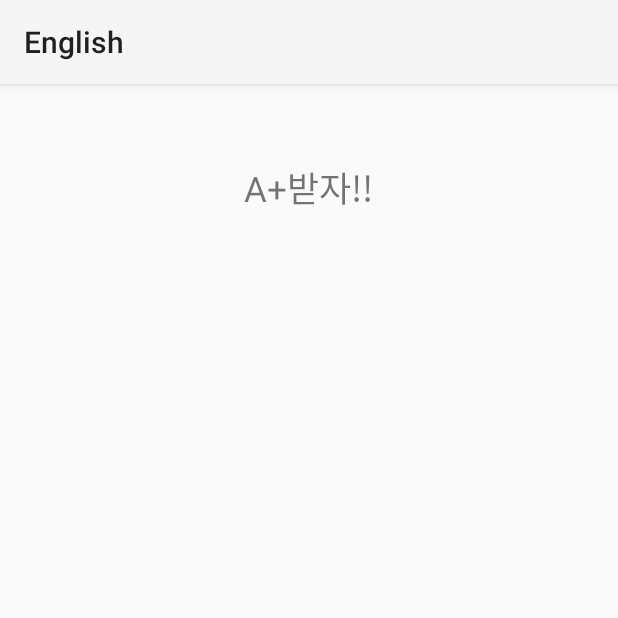
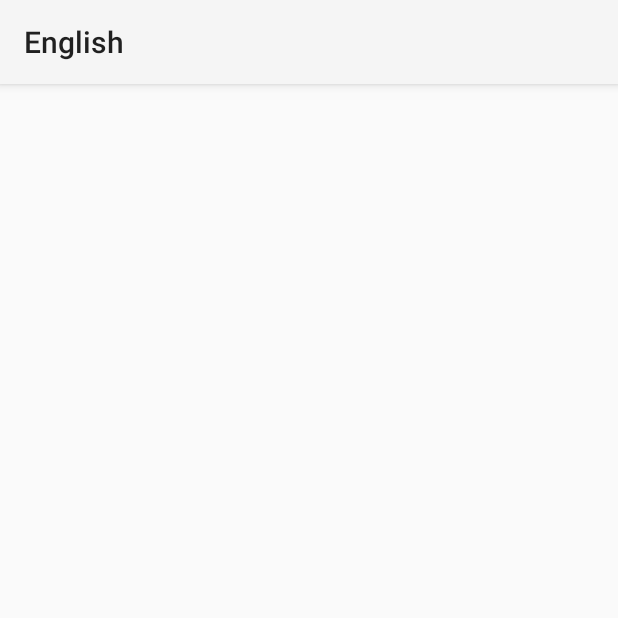
Before and after one commit to jaeryo2357/English-grammar, an Android app: the screen it shows after launch (Loding before the commit, MainActivity after it), on a phone screen of 412 x 824 dp, the top half of it. Run offline under Robolectric (Android 15) with nearby library versions, the light colour scheme and no system bars.

Commit message:
코틀린 추가

```diff
--- a/app/build.gradle
+++ b/app/build.gradle
@@ -1,4 +1,6 @@
 apply plugin: 'com.android.application'
+apply plugin: 'kotlin-android'
+apply plugin: 'kotlin-android-extensions'
 
 android {
     compileSdkVersion 29
@@ -25,4 +27,5 @@ dependencies {
     testImplementation 'junit:junit:4.12'
     androidTestImplementation 'androidx.test.ext:junit:1.1.1'
     androidTestImplementation 'androidx.test.espresso:espresso-core:3.2.0'
+    implementation "org.jetbrains.kotlin:kotlin-stdlib-jdk7:$kotlin_version"
 }
--- /dev/null
+++ b/app/src/main/java/com/english/jaery/myapplication/LoadingActivity.java
@@ -0,0 +1,28 @@
+package com.english.jaery.myapplication;
+
+import androidx.appcompat.app.AppCompatActivity;
+
+import android.content.Intent;
+import android.os.Bundle;
+import android.os.Handler;
+
+public class LoadingActivity extends AppCompatActivity {
+
+
+    @Override
+    protected void onCreate(Bundle savedInstanceState) {
+        super.onCreate(savedInstanceState);
+        setContentView(R.layout.activity_loading);
+
+
+        new Handler().postDelayed(new Runnable() {
+            @Override
+            public void run() {
+              Intent intent =new Intent(LoadingActivity.this,MainActivity.class);
+              startActivity(intent);
+              finish();
+            }
+        },1500);
+
+    }
+}
--- /dev/null
+++ b/app/src/main/java/com/english/jaery/myapplication/MainActivity.kt
@@ -0,0 +1,15 @@
+package com.english.jaery.myapplication
+
+import androidx.appcompat.app.AppCompatActivity
+import android.os.Bundle
+
+class MainActivity : AppCompatActivity() {
+
+    override fun onCreate(savedInstanceState: Bundle?) {
+        super.onCreate(savedInstanceState)
+        setContentView(R.layout.activity_main)
+
+
+
+    }
+}
--- a/app/src/main/java/com/example/jaery/myapplication/DbOpenHelper.java
+++ /dev/null
@@ -1,81 +0,0 @@
-package com.example.jaery.myapplication;
-
-import android.content.Context;
-import android.database.Cursor;
-import android.database.SQLException;
-import android.database.sqlite.SQLiteDatabase;
-import android.database.sqlite.SQLiteOpenHelper;
-
-/**
- * Created by jaery on 2018-05-04.
- */
-
-public class DbOpenHelper {
-
-    private static final String DATABASE_NAME = "Log.db";
-    private static final int DATABASE_VERSION = 1;
-    public static SQLiteDatabase mDB;
-    private DatabaseHelper mDBHelper;
-    private Context mCtx;
-
-    private class DatabaseHelper extends SQLiteOpenHelper {
-
-        // 생성자
-        public DatabaseHelper(Context context, String name,
-                              SQLiteDatabase.CursorFactory factory, int version) {
-            super(context, name, factory, version);
-        }
-
-        // 최초 DB를 만들때 한번만 호출된다.
-        @Override
-        public void onCreate(SQLiteDatabase db) {
-            db.execSQL("CREATE TABLE Log (CHAP INTEGER PRIMARY KEY, IND INTEGER);");
-
-        }
-
-        // 버전이 업데이트 되었을 경우 DB를 다시 만들어 준다.
-        @Override
-        public void onUpgrade(SQLiteDatabase db, int oldVersion, int newVersion) {
-            db.execSQL("DROP TABLE IF EXISTS "+Database.CreateDB._TABLENAME);
-            onCreate(db);
-        }
-
-
-    }
-
-    public DbOpenHelper(Context context){
-        this.mCtx = context;
-    }
-
-    public int find(int chap)
-    {
-        Cursor cursor= mDB.rawQuery("select * from Log",null);
-
-        while(cursor.moveToNext()){
-            if(cursor.getInt(0)==chap)
-                return cursor.getInt(1);
-        }
-        return -1;
-    }
-
-    public void insert(int chap,int ind)
-    {
-       mDB.execSQL("INSERT INTO Log " + "VALUES ("+ chap+","+ind+");");
-    }
-
-    public void Update(int chap,int ind)
-    {
-        mDB.execSQL("UPDATE Log set IND="+ind+" where CHAP="+chap+";");
-    }
-
-    public DbOpenHelper open() throws SQLException {
-        mDBHelper = new DatabaseHelper(mCtx, DATABASE_NAME, null, DATABASE_VERSION);
-        mDB = mDBHelper.getWritableDatabase();
-        return this;
-    }
-
-    public void close(){
-        mDB.close();
-    }
-
-}
--- a/app/src/main/java/com/example/jaery/myapplication/Loding.java
+++ /dev/null
@@ -1,34 +0,0 @@
-package com.example.jaery.myapplication;
-
-import android.content.DialogInterface;
-import android.content.Intent;
-import android.database.Cursor;
-import androidx.appcompat.app.AlertDialog;
-import androidx.appcompat.app.AppCompatActivity;
-import android.os.Bundle;
-import android.view.View;
-import android.widget.AdapterView;
-import android.widget.ArrayAdapter;
-import android.widget.ListView;
-
-public class Loding extends AppCompatActivity {
-
-
-
-    private DbOpenHelper mDbOpenHelper;
-    private Cursor mCursor;//DB접근
-    int chap=1;
-    Intent a;
-    public int index = 0;
-    @Override
-    protected void onCreate(Bundle savedInstanceState) {
-        super.onCreate(savedInstanceState);
-        setContentView(R.layout.activity_loding);
-
-
-        mDbOpenHelper=new DbOpenHelper(this);
-        mDbOpenHelper.open();
-
-
-    }
-}
--- a/app/src/main/res/layout/activity_chap17.xml
+++ b/app/src/main/res/layout/activity_chap17.xml
@@ -4,7 +4,7 @@
     xmlns:tools="http://schemas.android.com/tools"
     android:layout_width="match_parent"
     android:layout_height="match_parent"
-    tools:context="com.example.jaery.myapplication.MainActivity">
+    tools:context="com.english.jaery.myapplication.MainActivity">
 
     <LinearLayout
         android:layout_width="match_parent"
--- a/app/src/main/res/layout/activity_loding.xml
+++ /dev/null
@@ -1,60 +0,0 @@
-<?xml version="1.0" encoding="utf-8"?>
-<RelativeLayout xmlns:android="http://schemas.android.com/apk/res/android"
-    xmlns:app="http://schemas.android.com/apk/res-auto"
-    xmlns:tools="http://schemas.android.com/tools"
-    android:layout_width="match_parent"
-    android:layout_height="match_parent"
-    tools:context="com.example.jaery.myapplication.MainActivity">
-
-    <LinearLayout
-        android:layout_width="match_parent"
-        android:layout_height="match_parent"
-        android:weightSum="1"
-        android:orientation="vertical"
-        >
-
-
-        <LinearLayout
-            android:layout_width="match_parent"
-            android:layout_height="match_parent"
-            android:layout_weight="0.8"
-            android:gravity="center"
-            android:orientation="vertical">
-
-
-            <TextView
-                android:layout_width="wrap_content"
-                android:layout_height="wrap_content"
-                android:layout_marginBottom="15dp"
-                android:text="A+받자!!"
-                android:textSize="23sp"
-                ></TextView>
-
-
-
-
-        </LinearLayout>
-
-        <LinearLayout
-            android:layout_width="match_parent"
-            android:layout_height="match_parent"
-            android:layout_weight="0.4"
-            android:gravity="center"
-            android:orientation="vertical">
-
-            <ListView
-                android:id="@+id/listview1"
-                android:layout_width="match_parent"
-                android:layout_height="match_parent"/>
-
-
-
-
-        </LinearLayout>
-
-
-
-    </LinearLayout>
-
-
-</RelativeLayout>
--- /dev/null
+++ b/app/src/main/res/layout/activity_main.xml
@@ -0,0 +1,9 @@
+<?xml version="1.0" encoding="utf-8"?>
+<androidx.constraintlayout.widget.ConstraintLayout xmlns:android="http://schemas.android.com/apk/res/android"
+    xmlns:app="http://schemas.android.com/apk/res-auto"
+    xmlns:tools="http://schemas.android.com/tools"
+    android:layout_width="match_parent"
+    android:layout_height="match_parent"
+    tools:context="com.english.jaery.myapplication.MainActivity">
+
+</androidx.constraintlayout.widget.ConstraintLayout>
--- a/app/src/main/res/values/strings.xml
+++ b/app/src/main/res/values/strings.xml
@@ -1,3 +1,3 @@
 <resources>
-    <string name="app_name"> chap14 English</string>
+    <string name="app_name">English</string>
 </resources>
--- a/build.gradle
+++ b/build.gradle
@@ -1,18 +1,20 @@
 // Top-level build file where you can add configuration options common to all sub-projects/modules.
 
 buildscript {
+    ext.kotlin_version = '1.3.50'
+
 
     repositories {
         google()
         jcenter()
     }
     dependencies {
-        classpath 'com.android.tools.build:gradle:3.5.1'
+        classpath 'com.android.tools.build:gradle:3.5.2'
 
 
         // NOTE: Do not place your application dependencies here; they belong
         // in the individual module build.gradle files
-    }
+    classpath "org.jetbrains.kotlin:kotlin-gradle-plugin:$kotlin_version" }
 }
 
 allprojects {
```
Also changed, not shown: app/src/main/AndroidManifest.xml (+3 -4 lines), app/src/main/java/com/example/jaery/myapplication/Database.java (deleted, +0 -19 lines), app/src/main/res/layout/activity_loading.xml (added, +13 -0 lines), 5 other files.
